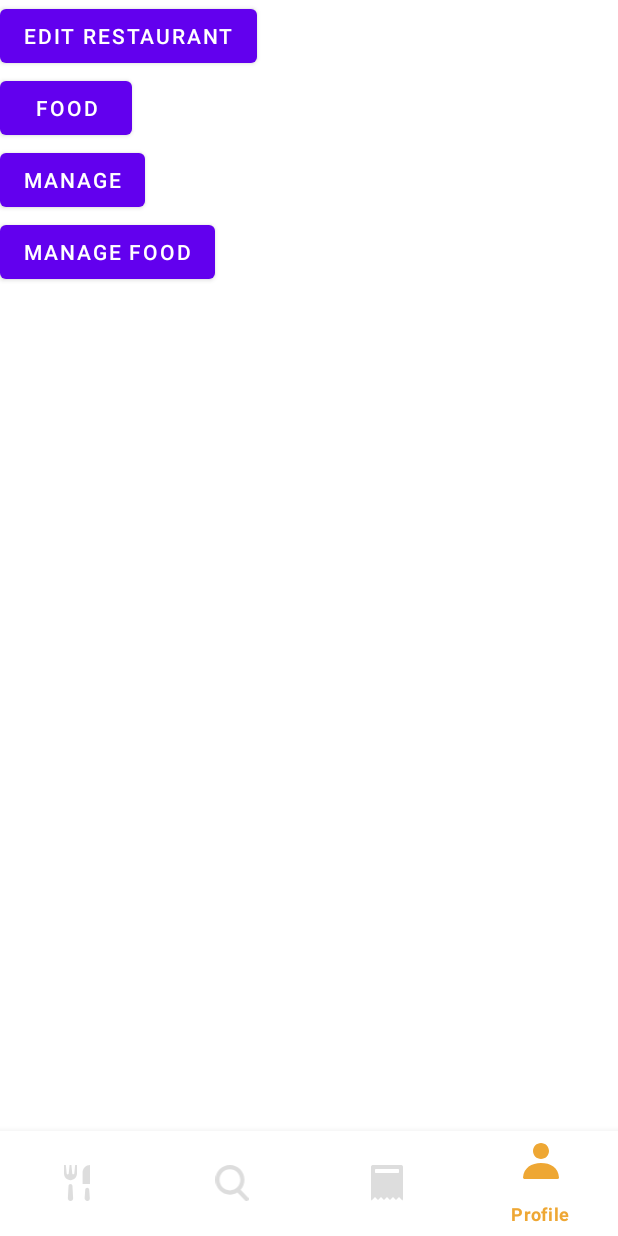
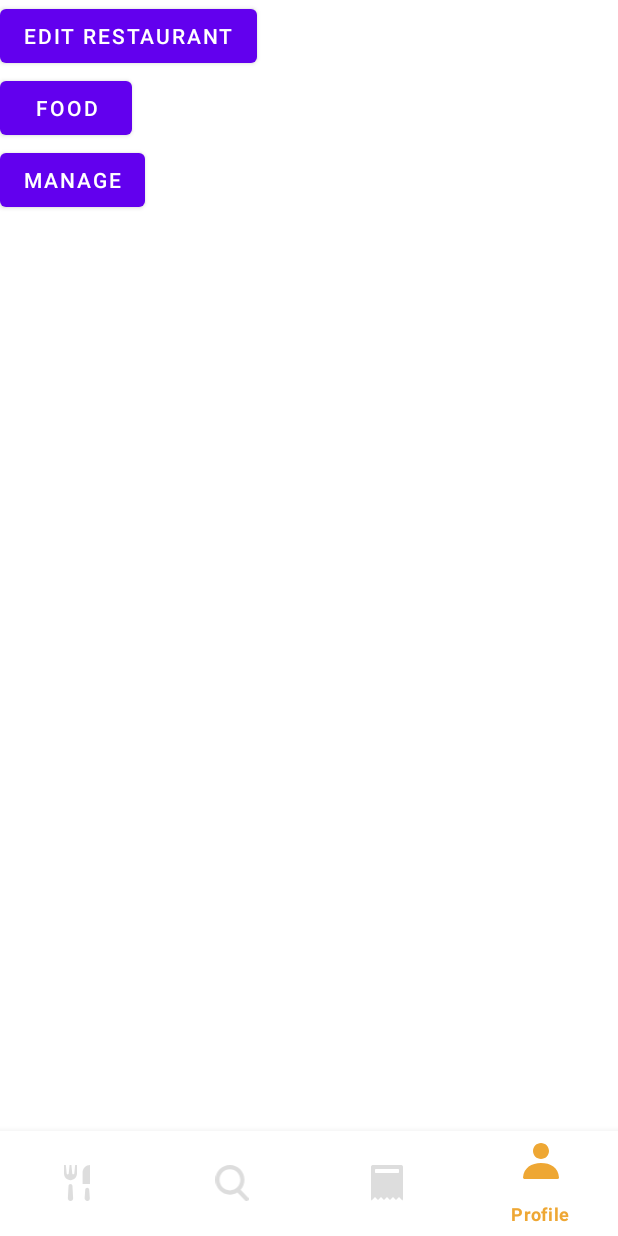
Before and after one commit to tusdang33/Food_App, an Android app: the ProfileFragment screen opened through its navigation route, on a phone screen of 412 x 824 dp. Run offline under Robolectric (Android 15) with nearby library versions, the phone set to English and light mode, and no system bars; our stand-ins replace Dagger/Hilt's generated code, Firebase (no records; nobody signed in at launch, a user with empty details on screens opened directly), FlexboxLayout, navigation-ui; 4 statements that could not run were skipped.

```diff
--- a/app/src/main/java/com/kaizm/food_app/presentation/profile/ProfileFragment.kt
+++ b/app/src/main/java/com/kaizm/food_app/presentation/profile/ProfileFragment.kt
@@ -18,7 +18,7 @@ class ProfileFragment : Fragment() {
 
     override fun onCreateView(
         inflater: LayoutInflater, container: ViewGroup?, savedInstanceState: Bundle?
-    ): View? {
+    ): View {
         binding = FragmentProfileBinding.inflate(inflater, container, false)
         return binding.root
     }
@@ -34,10 +34,6 @@ class ProfileFragment : Fragment() {
             findNavController().navigate(R.id.action_profileFragment_to_addRestaurantFragment)
         }
 
-        binding.btnManageFood.setOnClickListener {
-            findNavController().navigate(R.id.action_profileFragment_to_manageFoodFragment)
-        }
-
         binding.btnManage.setOnClickListener {
             findNavController().navigate(R.id.action_profileFragment_to_manageRestaurantFragment)
         }
--- a/app/src/main/res/layout/fragment_profile.xml
+++ b/app/src/main/res/layout/fragment_profile.xml
@@ -25,10 +25,4 @@
         android:layout_height="wrap_content"
         android:text="manage" />
 
-    <Button
-        android:id="@+id/btnManageFood"
-        android:layout_width="wrap_content"
-        android:layout_height="wrap_content"
-        android:text="manage food" />
-
 </LinearLayout>
```
